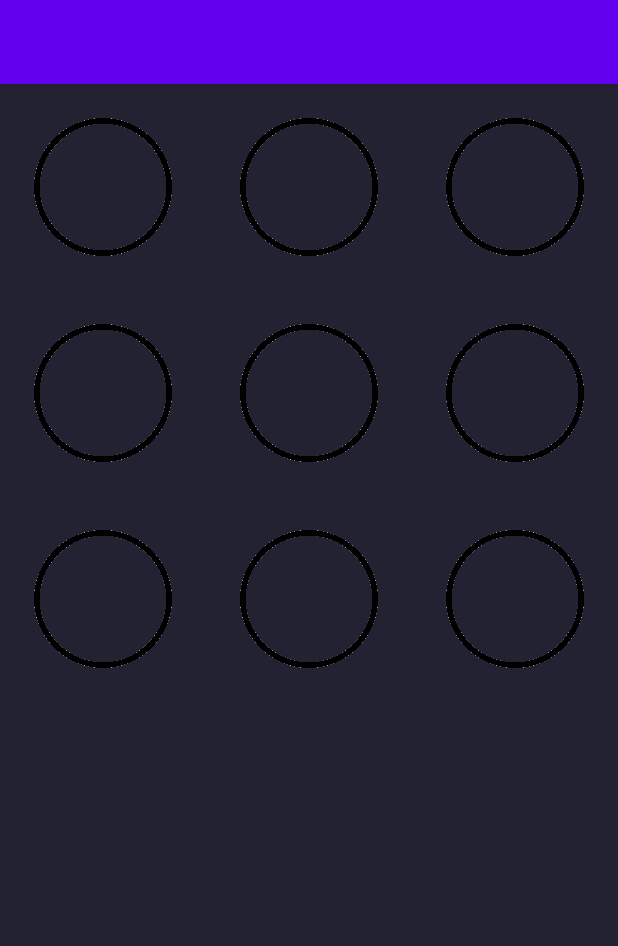
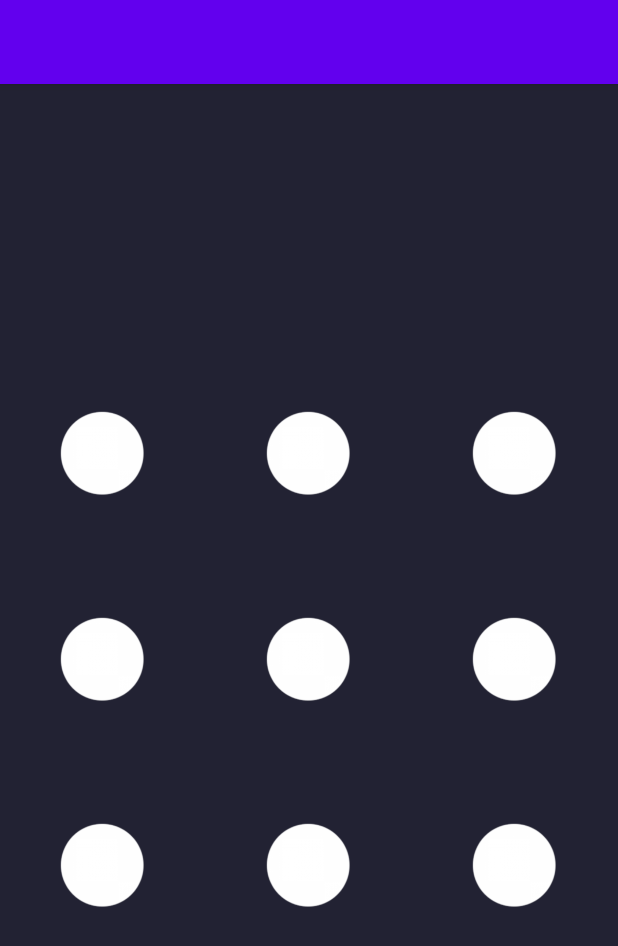
Before and after one commit to sidneyaguirre/pattern-view, an Android app: the screen it shows after launch (MainActivity), on a phone screen of 412 x 824 dp. Shown: the top 946 px of the screen. Run offline under Robolectric (Android 15) with nearby library versions, the phone set to English and light mode, and no system bars.

Commit message:
pattern view styled

```diff
--- a/app/src/main/java/com/example/pattern/MainActivity.java
+++ b/app/src/main/java/com/example/pattern/MainActivity.java
@@ -7,8 +7,11 @@ import android.content.Intent;
 import android.content.SharedPreferences;
 //import android.support.v7.app.ActionBarActivity;
 import android.os.Bundle;
+import android.util.Log;
 import android.view.Menu;
 import android.view.MenuItem;
+import android.view.MotionEvent;
+import android.view.View;
 import android.widget.Toast;
 
 public class MainActivity extends AppCompatActivity {
@@ -17,6 +20,13 @@ public class MainActivity extends AppCompatActivity {
     private static String MY_PREFS_NAME = "PatternLock";
     private static String PATTERN_KEY;
     SharedPreferences prefs;
+
+    MotionEvent ev;
+    float x;
+    float y;
+    float press;
+    float toucharea;
+    String message;
 
     @Override
     public void onCreate(Bundle savedInstanceState) {
@@ -44,7 +54,6 @@ public class MainActivity extends AppCompatActivity {
                 }
             }
         });
-
 
     }
 /*
--- a/app/src/main/res/layout/activity_main.xml
+++ b/app/src/main/res/layout/activity_main.xml
@@ -4,17 +4,22 @@
     xmlns:tools="http://schemas.android.com/tools"
     android:layout_width="match_parent"
     android:layout_height="match_parent"
-    android:background = "#ff222233">
+    android:background="#ff222233">
     tools:context=".MainActivity">
 
     <com.example.pattern.utils.PatternView
-        android:id = "@+id/patternView"
+        android:id="@+id/patternView"
         android:layout_width="match_parent"
         android:layout_height="wrap_content"
-        android:layout_gravity = "center"
-        app:nodeSrc="@drawable/dot_normal"
-        app:nodeOnSrc="@drawable/dot_highlited"
-        app:lineColor="#ff006699"
-        app:lineWidth="8dp"/>
+        android:layout_gravity="center"
+        app:layout_constraintBottom_toBottomOf="parent"
+        app:layout_constraintEnd_toEndOf="parent"
+        app:layout_constraintHorizontal_bias="0.5"
+        app:layout_constraintStart_toStartOf="parent"
+        app:layout_constraintTop_toTopOf="parent"
+        app:lineColor="#ffffff"
+        app:lineWidth="4dp"
+        app:nodeOnSrc="@drawable/dot"
+        app:nodeSrc="@drawable/dot" />
 
 </androidx.constraintlayout.widget.ConstraintLayout>
```
Also changed, not shown: app/src/main/res/layout/activity_change.xml (+16 -14 lines), app/src/main/res/drawable/dot.png (added), app/src/main/res/drawable/dot0.jpg (added).
